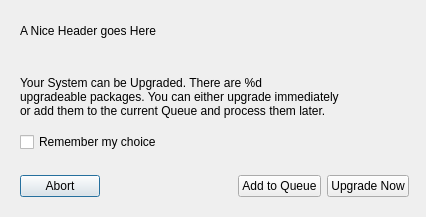
The window that trunk/ui/upgradeDialog.ui (drf/shaman1) describes before a commit, drawn with Qt 5.
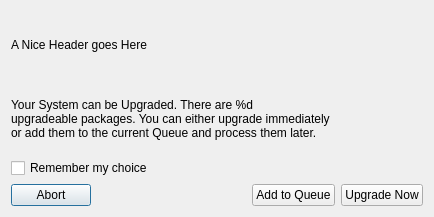
The same window after the commit.

Commit message: add icons and resizable dialogs...

```diff
--- a/trunk/ui/upgradeDialog.ui
+++ b/trunk/ui/upgradeDialog.ui
@@ -5,22 +5,52 @@
    <rect>
     <x>0</x>
     <y>0</y>
-    <width>426</width>
+    <width>434</width>
     <height>217</height>
    </rect>
   </property>
   <property name="windowTitle" >
    <string>System Upgrade</string>
   </property>
-  <widget class="QWidget" name="" >
-   <property name="geometry" >
-    <rect>
-     <x>20</x>
-     <y>170</y>
-     <width>389</width>
-     <height>32</height>
-    </rect>
-   </property>
+  <layout class="QGridLayout" >
+   <item row="0" column="1" >
+    <layout class="QVBoxLayout" >
+     <item>
+      <layout class="QVBoxLayout" >
+       <item>
+        <widget class="QLabel" name="label_2" >
+         <property name="text" >
+          <string>A Nice Header goes Here</string>
+         </property>
+        </widget>
+       </item>
+       <item>
+        <widget class="QLabel" name="upgradeMessage" >
+         <property name="text" >
+          <string>Your System can be Upgraded. There are %d
+upgradeable packages. You can either upgrade immediately
+or add them to the current Queue and process them later.</string>
+         </property>
+         <property name="scaledContents" >
+          <bool>true</bool>
+         </property>
+         <property name="indent" >
+          <number>0</number>
+         </property>
+        </widget>
+       </item>
+      </layout>
+     </item>
+     <item>
+      <widget class="QCheckBox" name="checkBox" >
+       <property name="text" >
+        <string>Remember my choice</string>
+       </property>
+      </widget>
+     </item>
+    </layout>
+   </item>
+   <item row="1" column="1" >
    <layout class="QHBoxLayout" >
     <item>
      <widget class="QPushButton" name="abortButton" >
@@ -57,52 +87,8 @@
      </widget>
     </item>
    </layout>
-  </widget>
-  <widget class="QWidget" name="" >
-   <property name="geometry" >
-    <rect>
-     <x>20</x>
-     <y>1</y>
-     <width>388</width>
-     <height>151</height>
-    </rect>
-   </property>
-   <layout class="QVBoxLayout" >
-    <item>
-     <layout class="QVBoxLayout" >
-      <item>
-       <widget class="QLabel" name="label_2" >
-        <property name="text" >
-         <string>A Nice Header goes Here</string>
-        </property>
-       </widget>
-      </item>
-      <item>
-       <widget class="QLabel" name="upgradeMessage" >
-        <property name="text" >
-         <string>Your System can be Upgraded. There are %d
-upgradeable packages. You can either upgrade immediately
-or add them to the current Queue and process them later.</string>
-        </property>
-        <property name="scaledContents" >
-         <bool>true</bool>
-        </property>
-        <property name="indent" >
-         <number>0</number>
-        </property>
-       </widget>
-      </item>
-     </layout>
-    </item>
-    <item>
-     <widget class="QCheckBox" name="checkBox" >
-      <property name="text" >
-       <string>Remember my choice</string>
-      </property>
-     </widget>
-    </item>
-   </layout>
-  </widget>
+   </item>
+  </layout>
  </widget>
  <resources/>
  <connections/>
```
Lines whose indentation alone changed are shown as unchanged. The commit also changes 7 other files.
